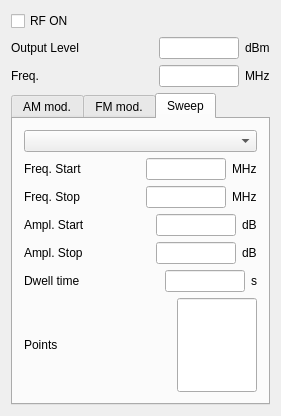
Before: the Qt Designer form modules/sg/core/signalgeneratorform.ui in northriv/KAME, drawn with Qt 5.
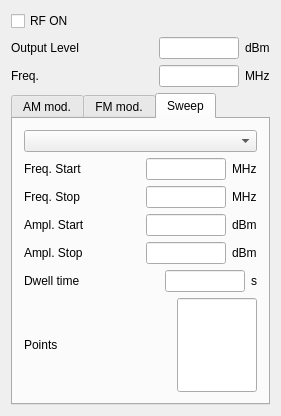
After: the same form once the commit is applied.

Patch:
```diff
--- a/modules/sg/core/signalgeneratorform.ui
+++ b/modules/sg/core/signalgeneratorform.ui
@@ -604,7 +604,7 @@
                </sizepolicy>
               </property>
               <property name="text">
-               <string>dB</string>
+               <string>dBm</string>
               </property>
               <property name="wordWrap">
                <bool>false</bool>
@@ -660,7 +660,7 @@
                </sizepolicy>
               </property>
               <property name="text">
-               <string>dB</string>
+               <string>dBm</string>
               </property>
               <property name="wordWrap">
                <bool>false</bool>
```
